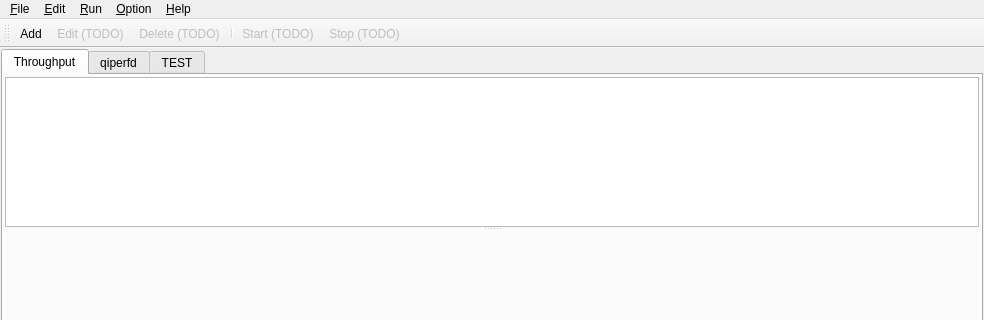
Old version of the form qiperfc/src/qiperfc.ui in the repository coolshou/qiperf; both pictures show x 0 to 984 and y 0 to 320 of the 984 by 674 pixel window.
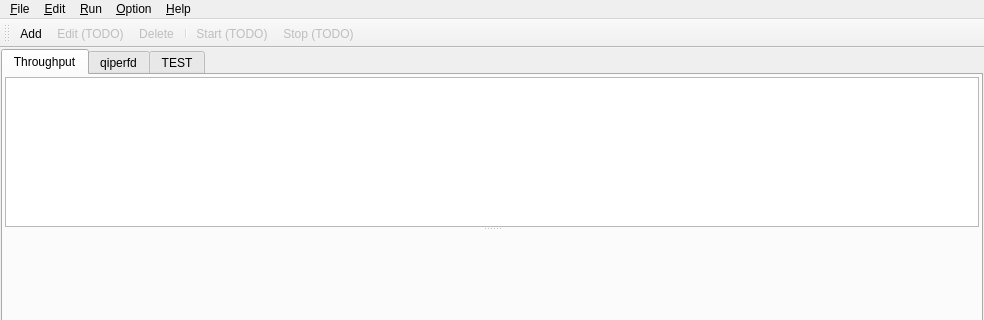
New version of the form. Icons and pictures are not drawn. Custom widgets are drawn as their Qt base class.

Patch:
```diff
--- a/qiperfc/src/qiperfc.ui
+++ b/qiperfc/src/qiperfc.ui
@@ -347,7 +347,7 @@
      <normaloff>:/pair-del</normaloff>:/pair-del</iconset>
    </property>
    <property name="text">
-    <string>Delete (TODO)</string>
+    <string>Delete</string>
    </property>
    <property name="shortcut">
     <string>Ctrl+D</string>
```
Left out of the diff: 2 changed lines with no effect on the pictures.
